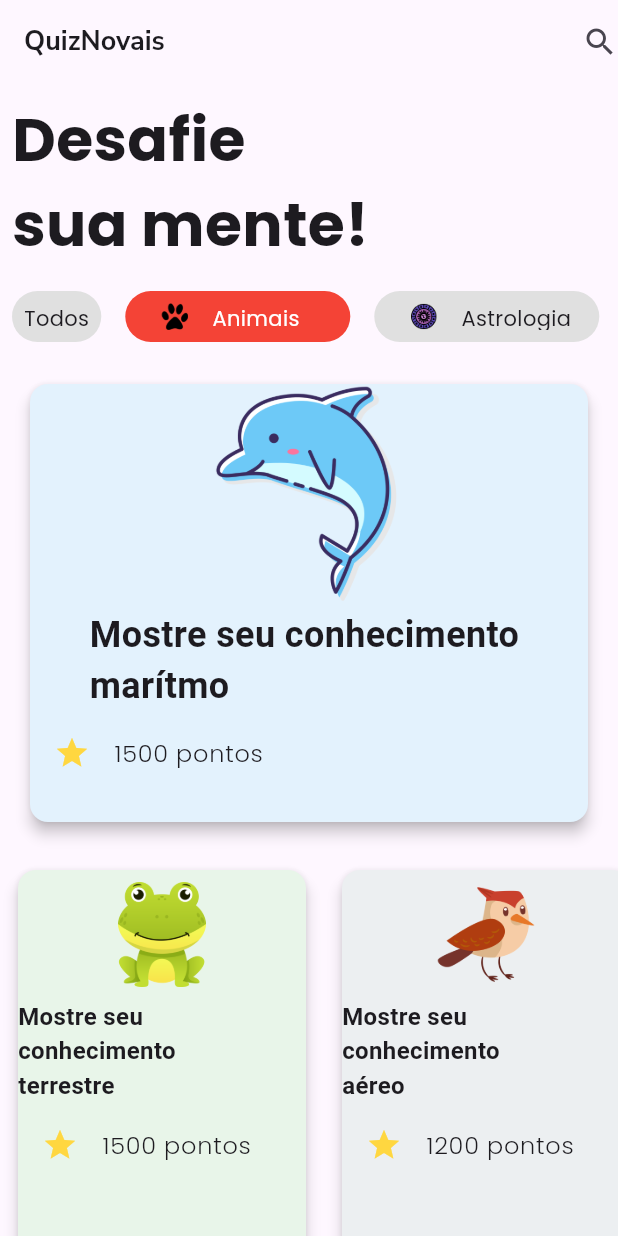
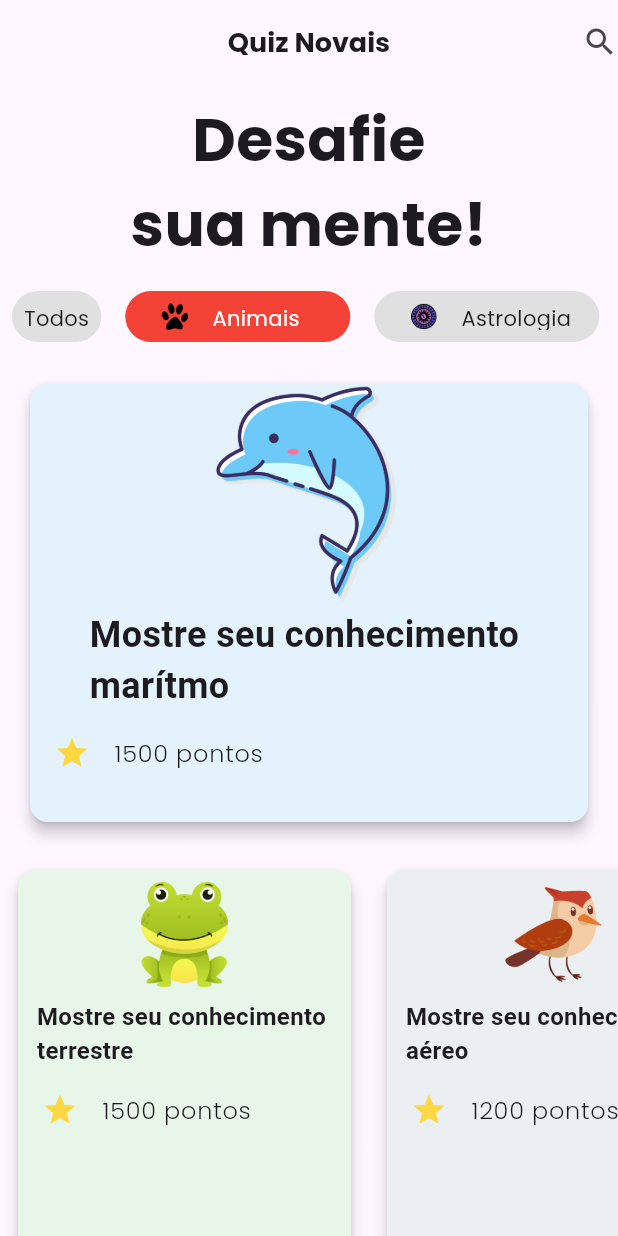
Before and after one commit to giuliasb296/quiz_fluttler, a Flutter app: the screen it shows after launch, on a phone screen of 412 x 824 dp. Run offline on Flutter 3.47's test engine with Material 3 defaults, Android fonts, the phone set to English and light mode, and no system bars; our stand-ins replace google_fonts.

Commit message:
Atualização

```diff
--- a/lib/home_page.dart
+++ b/lib/home_page.dart
@@ -9,26 +9,26 @@ class HomePage extends StatelessWidget {
   Widget build(BuildContext context) {
     return Scaffold(
       appBar: AppBar(
-        title: Text('QuizNovais',
-            style: GoogleFonts.nunitoSans(
+        title: Text('Quiz Novais',
+            style: GoogleFonts.poppins(
                 fontSize: 18, fontWeight: FontWeight.bold)),
-        centerTitle: false,
+        centerTitle: true,
         actions: const [Icon(Icons.search)],
       ),
-      body: Column(
-        crossAxisAlignment: CrossAxisAlignment.start,
+      body: ListView(
         children: [
           Padding(
             padding: EdgeInsets.all(8.0),
             child: Text('Desafie \nsua mente!',
                 style: GoogleFonts.poppins(
-                    fontSize: 40, fontWeight: FontWeight.bold)), //text
+                    fontSize: 40, fontWeight: FontWeight.bold), textAlign: TextAlign.center,), //text
           ),
           SizedBox(
             height: 50,
             child: ListView(
               scrollDirection: Axis.horizontal,
               children: [
+
                 //Todos
                 Container(
                   margin: const EdgeInsets.all(8),
@@ -147,7 +147,7 @@ class HomePage extends StatelessWidget {
                 Container(
                   margin: const EdgeInsets.all(8),
                   height: 100,
-                  width: 200,
+                  width: 230,
                   child: Card(
                     color: Colors.green[50],
                     elevation: 4,
@@ -181,7 +181,7 @@ class HomePage extends StatelessWidget {
                 Container(
                   margin: const EdgeInsets.all(8),
                   height: 100,
-                  width: 200,
+                  width: 230,
                   child: Card(
                     color: Colors.blueGrey[50],
                     elevation: 4,
--- a/lib/quizz.dart
+++ b/lib/quizz.dart
@@ -22,18 +22,20 @@ class _QuizState extends State<Quiz> {
             color: Colors.deepPurple[50],
             width: double.infinity,
             height: 400,
+          ),
+          Wrap(
+            children:[meuBtn('d'), meuBtn('a'), meuBtn('b'), meuBtn('c')],
           )
         ],
-      )
-    );
+      )    );
   }
 }
 
-Widget meuBtn(String resposta) => Container(
+Widget meuBtn(String resposta, VoidCallback onPressed) => Container(
   margin: const EdgeInsets.all(16),
   width: 160,
   child: ElevatedButton(
     onPressed: () {},
     child: Text(resposta),
   ),
-  )
+  );
```
